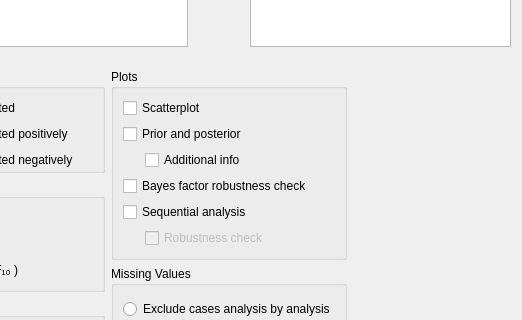
The window that JASP-Desktop/analysisforms/correlationbayesianpairsform.ui (jasp-stats/jasp-desktop) describes before a commit, drawn with Qt 5; both pictures show x 84 to 606 and y 164 to 484 of the 606 by 859 pixel window.
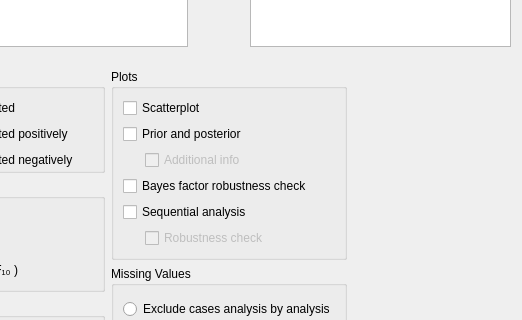
The same window after the commit. Custom widgets are drawn as their Qt base class.

Diff of the .ui file:
```diff
--- a/JASP-Desktop/analysisforms/correlationbayesianpairsform.ui
+++ b/JASP-Desktop/analysisforms/correlationbayesianpairsform.ui
@@ -387,6 +387,9 @@
             </item>
             <item row="2" column="1" colspan="2">
              <widget class="BoundCheckBox" name="plotPriorAndPosteriorAdditionalInfo">
+              <property name="enabled">
+               <bool>false</bool>
+              </property>
               <property name="text">
                <string>Additional info</string>
               </property>
```
Left out of the diff: 16 changed lines with no effect on the pictures.
